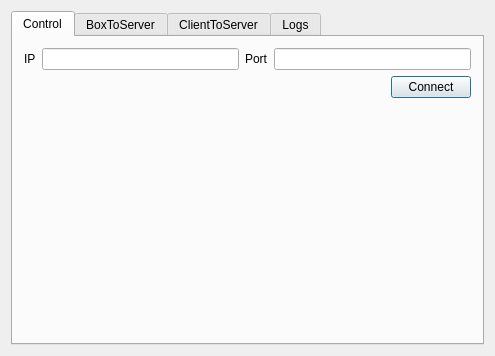
Before: the Qt Designer form FunctionalClientTest/maindialog.ui in ChowZenki/zpserver, drawn with Qt 5.
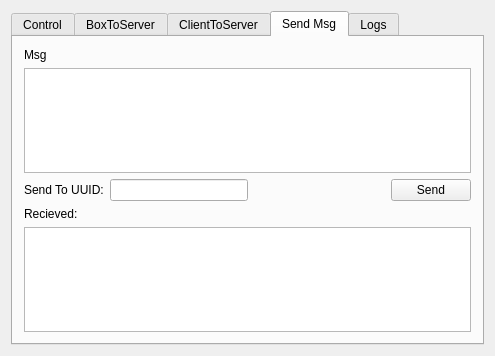
After: the same form once the commit is applied. The open tabs and pages were chosen to show the change.

```diff
--- a/FunctionalClientTest/maindialog.ui
+++ b/FunctionalClientTest/maindialog.ui
@@ -377,6 +377,67 @@
        </item>
       </layout>
      </widget>
+     <widget class="QWidget" name="tab_3">
+      <attribute name="title">
+       <string>Send Msg</string>
+      </attribute>
+      <layout class="QVBoxLayout" name="verticalLayout_8">
+       <item>
+        <widget class="QLabel" name="label_11">
+         <property name="text">
+          <string>Msg</string>
+         </property>
+        </widget>
+       </item>
+       <item>
+        <widget class="QPlainTextEdit" name="plainTextEdit_msg_to_client"/>
+       </item>
+       <item>
+        <layout class="QHBoxLayout" name="horizontalLayout_11">
+         <item>
+          <widget class="QLabel" name="label_12">
+           <property name="text">
+            <string>Send To UUID:</string>
+           </property>
+          </widget>
+         </item>
+         <item>
+          <widget class="QLineEdit" name="lineEdit_client_uuid"/>
+         </item>
+         <item>
+          <spacer name="horizontalSpacer_6">
+           <property name="orientation">
+            <enum>Qt::Horizontal</enum>
+           </property>
+           <property name="sizeHint" stdset="0">
+            <size>
+             <width>40</width>
+             <height>20</height>
+            </size>
+           </property>
+          </spacer>
+         </item>
+         <item>
+          <widget class="QPushButton" name="pushButton_sendToClient">
+           <property name="text">
+            <string>Send</string>
+           </property>
+          </widget>
+         </item>
+        </layout>
+       </item>
+       <item>
+        <widget class="QLabel" name="label_13">
+         <property name="text">
+          <string>Recieved:</string>
+         </property>
+        </widget>
+       </item>
+       <item>
+        <widget class="QPlainTextEdit" name="plainTextEdit_msg_recieved"/>
+       </item>
+      </layout>
+     </widget>
      <widget class="QWidget" name="tab_Message">
       <attribute name="title">
        <string>Logs</string>
```
Left out of the diff: 2 changed lines with no effect on the pictures.
